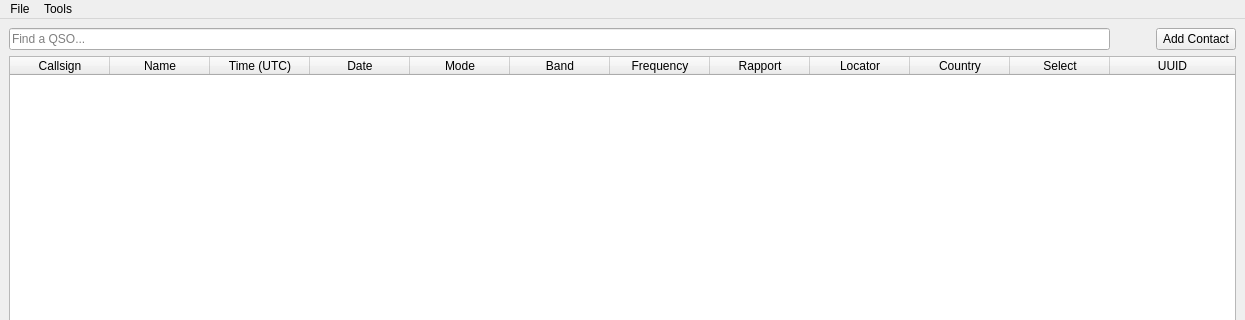
Above: forms/mainuiapplication.ui from jj01101010/EasyHamLog before the change; both pictures show x 0 to 1245 and y 0 to 320 of the 1245 by 582 pixel window. Below: the same form after it.
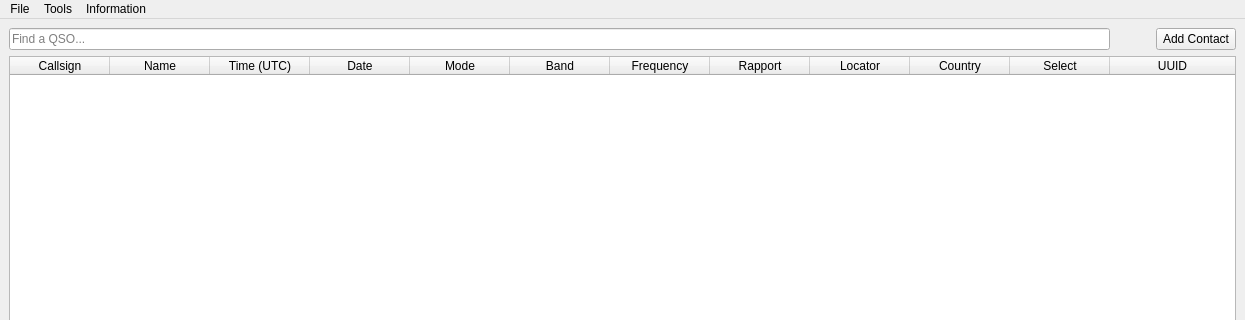
That is the form after the change.

What changed in the file:
```diff
--- a/forms/mainuiapplication.ui
+++ b/forms/mainuiapplication.ui
@@ -201,8 +201,15 @@
     <addaction name="actionPrefix_Lookup"/>
     <addaction name="actionExport_Database"/>
    </widget>
+   <widget class="QMenu" name="menuInformation">
+    <property name="title">
+     <string>Information</string>
+    </property>
+    <addaction name="actionAbout_me"/>
+   </widget>
    <addaction name="menuFile"/>
    <addaction name="menuSettings"/>
+   <addaction name="menuInformation"/>
   </widget>
   <widget class="QStatusBar" name="statusbar"/>
   <action name="actionQuit">
```
Left out of the diff: 5 changed lines with no effect on the pictures.
